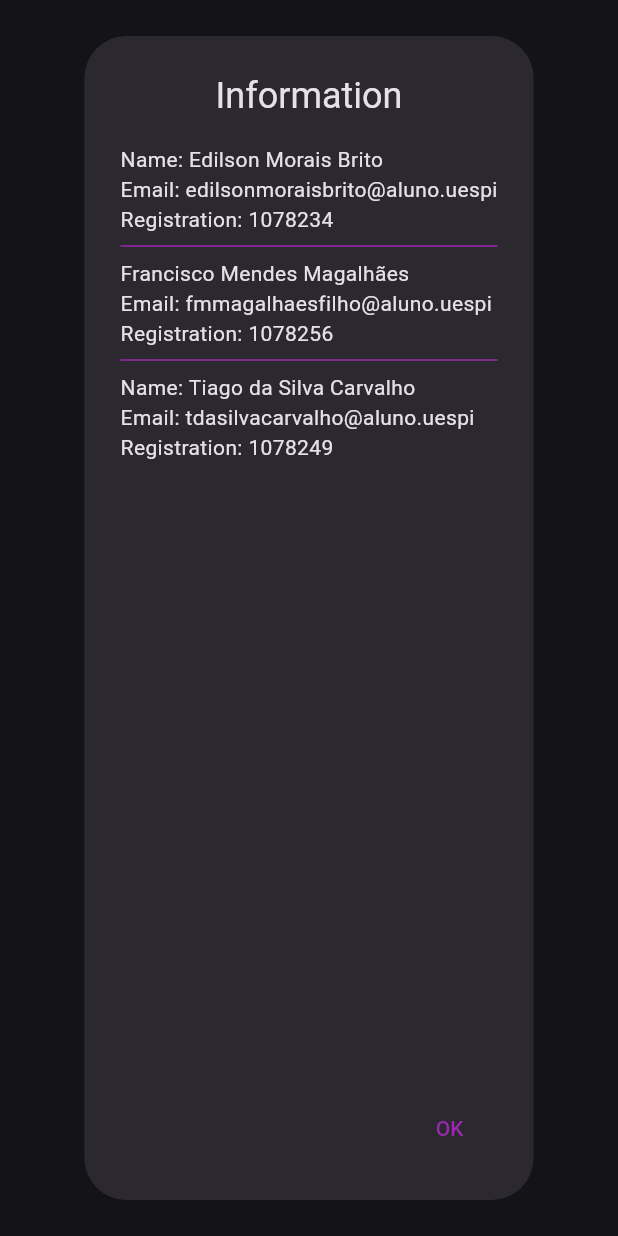
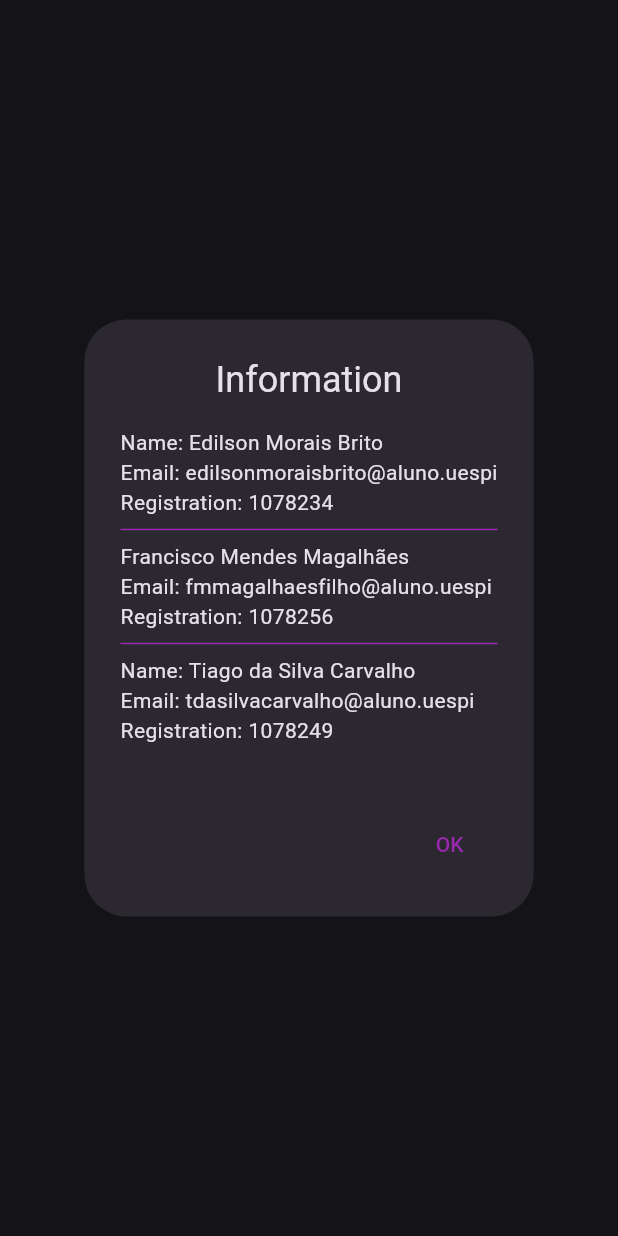
Before and after one commit to ed-morais/Astronomy-Picture-of-the-Day-App, a Flutter app: the InfoModal widget shown alone on an empty page, opened directly, on a phone screen of 412 x 824 dp. Run offline on Flutter 3.47's test engine with Material 2 defaults, Android fonts, the phone set to English and light mode, and no system bars; our stand-ins replace readmore; network calls fail.

Commit message:
altering pop up

```diff
--- a/lib/widgets/info_modal.dart
+++ b/lib/widgets/info_modal.dart
@@ -12,7 +12,9 @@ class InfoModal extends StatelessWidget {
         'Information',
         textAlign: TextAlign.center,
       ),
-      content: const Column(
+      content: Container(
+        height: 230,
+        child: const Column(
           crossAxisAlignment:CrossAxisAlignment.start,
           children: [
             Text('Name: Edilson Morais Brito'),
@@ -28,6 +30,7 @@ class InfoModal extends StatelessWidget {
             Text('Registration: 1078249')
           ],
         ),
+      ),
       actions: <Widget>[
         TextButton(
           onPressed: () => Navigator.pop(context, 'OK'),
```
Also changed, not shown: lib/pages/settings_page.dart (+5 -6 lines). Lines whose indentation alone changed are shown as unchanged.
